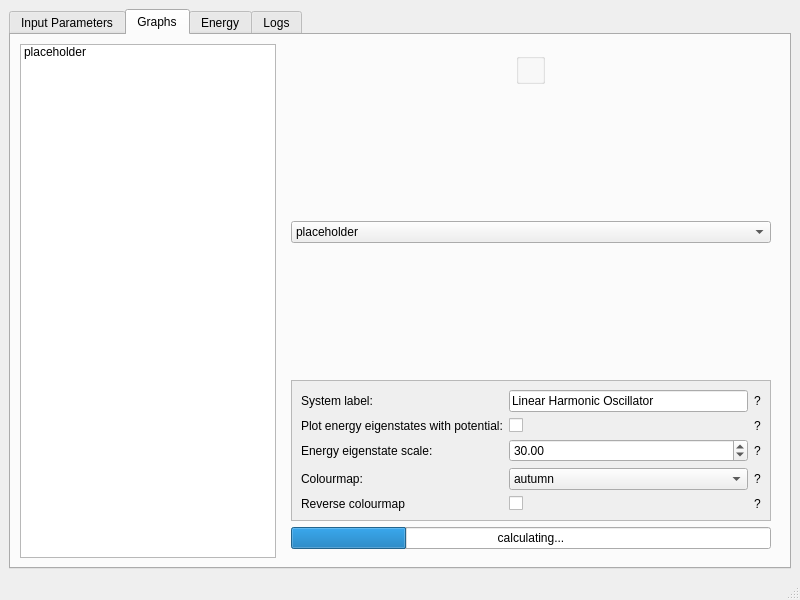
Qt form ui/form.ui (Tiernan8r/Variational_Principle_GUI) before a commit.
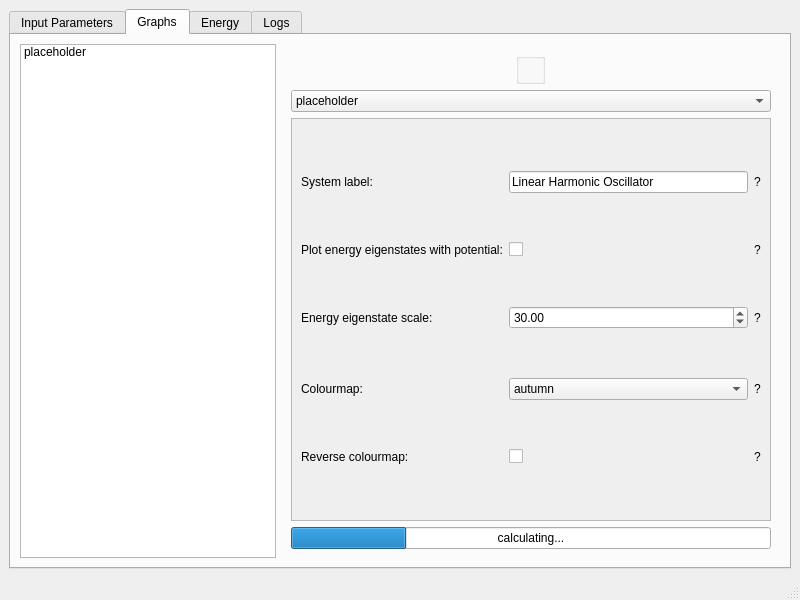
The same form after that commit.

Commit message: Changed handling of input components in graph_component.py so that widgets are enabled and disabled according to the dimension and whether they have an effect on the graphs for that dimension.

The edit to the form file:
```diff
--- a/ui/form.ui
+++ b/ui/form.ui
@@ -296,7 +296,7 @@
         <item row="0" column="1">
          <widget class="QWidget" name="widget" native="true">
           <layout class="QGridLayout" name="gridLayout_3">
-           <item row="2" column="0">
+           <item row="1" column="0">
             <widget class="QComboBox" name="plotTypeBox">
              <item>
               <property name="text">
@@ -305,7 +305,7 @@
              </item>
             </widget>
            </item>
-           <item row="4" column="0">
+           <item row="2" column="0">
             <widget class="QScrollArea" name="graphsScrollArea_2">
              <property name="minimumSize">
               <size>
@@ -322,7 +322,7 @@
                 <x>0</x>
                 <y>0</y>
                 <width>502</width>
-                <height>130</height>
+                <height>397</height>
                </rect>
               </property>
               <layout class="QGridLayout" name="gridLayout_6">
@@ -427,7 +427,7 @@
                <item row="5" column="0">
                 <widget class="QLabel" name="label_14">
                  <property name="text">
-                  <string>Reverse colourmap</string>
+                  <string>Reverse colourmap:</string>
                  </property>
                 </widget>
                </item>
@@ -461,20 +461,7 @@
              </widget>
             </widget>
            </item>
-           <item row="1" column="0">
-            <spacer name="verticalSpacer">
-             <property name="orientation">
-              <enum>Qt::Vertical</enum>
-             </property>
-             <property name="sizeHint" stdset="0">
-              <size>
-               <width>20</width>
-               <height>40</height>
-              </size>
-             </property>
-            </spacer>
-           </item>
-           <item row="5" column="0">
+           <item row="3" column="0">
             <widget class="QProgressBar" name="calculationProgressBar">
              <property name="value">
               <number>24</number>
@@ -487,19 +474,6 @@
            <item row="0" column="0" alignment="Qt::AlignHCenter|Qt::AlignTop">
             <widget class="QGroupBox" name="graphsWidget"/>
            </item>
-           <item row="3" column="0">
-            <spacer name="verticalSpacer_2">
-             <property name="orientation">
-              <enum>Qt::Vertical</enum>
-             </property>
-             <property name="sizeHint" stdset="0">
-              <size>
-               <width>20</width>
-               <height>40</height>
-              </size>
-             </property>
-            </spacer>
-           </item>
           </layout>
          </widget>
         </item>
```
The commit also changes 2 other files.
